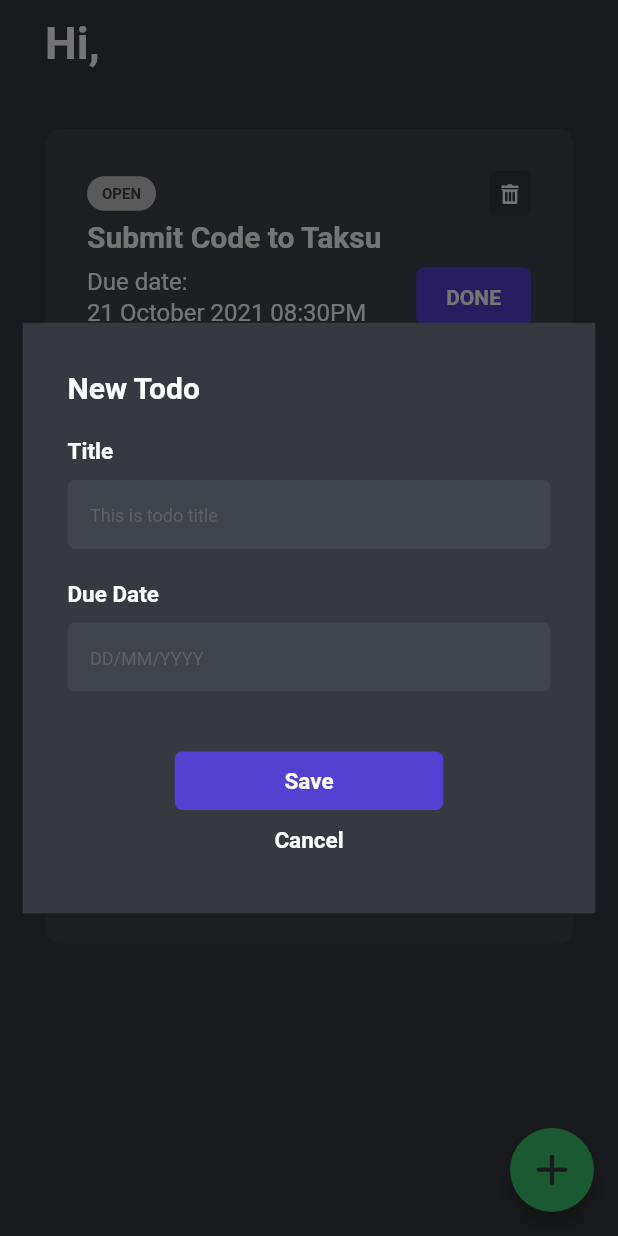
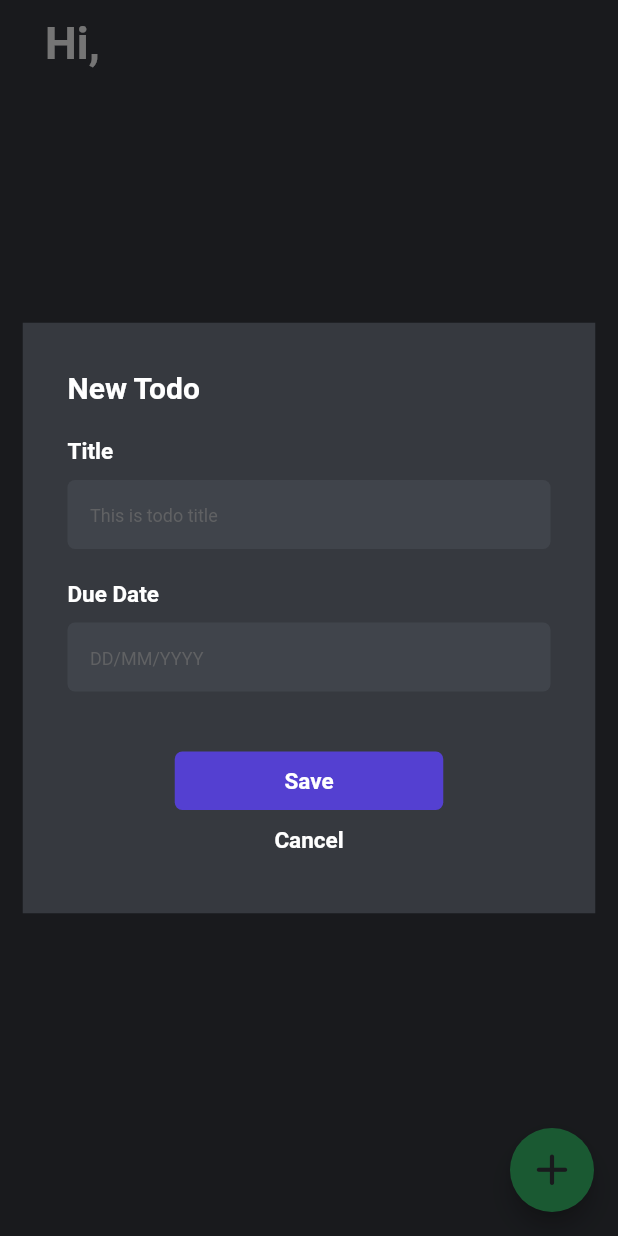
Before and after one commit to adhi-diatmika/taksu_challenge, a Flutter app: the HomeScreen screen opened directly with empty values, after a tap on the "add" icon, on a phone screen of 412 x 824 dp. Run offline on Flutter 3.47's test engine with Material 2 defaults, Android fonts, the phone set to English and light mode, and no system bars; our stand-ins replace flutter_datetime_picker, flutter_svg, google_fonts, sqflite; accounts and stored records are empty.

Commit message:
fetch todo list

```diff
--- /dev/null
+++ b/lib/databases/todo_db.dart
@@ -0,0 +1,56 @@
+import 'dart:io';
+
+import 'package:path_provider/path_provider.dart';
+import 'package:sqflite/sqflite.dart';
+import 'package:test_taksu/models/todo.dart';
+import 'package:path/path.dart';
+
+class TodoDB{
+  static const _databaseName = 'Todo.db';
+  static const _databaseVersion = 1;
+
+  TodoDB._();
+  static final TodoDB instance = TodoDB._();
+
+  Database? _database;
+
+  _onCreateDB(Database db, int version) async {
+    await db.execute(
+        '''
+        CREATE TABLE ${Todo.tblTodo}(
+          ${Todo.colId} INTEGER PRIMARY KEY,
+          ${Todo.colUserId} INT NOT NULL,
+          ${Todo.colTitle} TEXT NOT NULL,
+          ${Todo.colStatus} TEXT NOT NULL,
+          ${Todo.colDueDate} TEXT NOT NULL,
+          ${Todo.colCreatedAt} TEXT NOT NULL
+        )
+        '''
+    );
+  }
+
+  _initDatabase() async {
+    Directory dataDirectory = await getApplicationDocumentsDirectory();
+    String dbPath = join(dataDirectory.path, _databaseName);
+    return await openDatabase(dbPath, version: _databaseVersion, onCreate: _onCreateDB);
+  }
+
+  Future<Database?> get database async{
+    if(_database != null){
+      return _database;
+    }
+    _database = await _initDatabase();
+    return _database;
+  }
+
+  Future<int> insertMedia(Todo todo) async{
+    Database? db = await database;
+    return await db!.insert(Todo.tblTodo, todo.toMap());
+  }
+
+  Future<List<Todo>> fetchUser({int? userId}) async{
+    Database? db = await database;
+    List<Map> todos = await db!.rawQuery('SELECT * FROM ${Todo.tblTodo} WHERE ${Todo.colUserId}=?', [userId]);
+    return todos.isEmpty ? [] : todos.map((e) => Todo.fromMap(e)).toList();
+  }
+}
--- a/lib/databases/user_db.dart
+++ b/lib/databases/user_db.dart
@@ -20,7 +20,7 @@ class UserDB{
         CREATE TABLE ${User.tblUser}(
           ${User.colId} INTEGER PRIMARY KEY,
           ${User.colName} TEXT NOT NULL UNIQUE,
-          ${User.colCreatedAt} INT NOT NULL
+          ${User.colCreatedAt} TEXT NOT NULL
         )
         '''
     );
--- /dev/null
+++ b/lib/models/todo.dart
@@ -0,0 +1,47 @@
+//class for table to do
+class Todo{
+  static const tblTodo = 'todo';
+  static const colId = 'id';
+  static const colUserId = 'user_id';
+  static const colTitle = 'title';
+  static const colStatus = 'status';
+  static const colDueDate = 'due_date';
+  static const colCreatedAt = 'created_at';
+
+  int? id;
+  int? userId;
+  String? title;
+  String? status;
+  String? dueDate;
+  String? createdAt;
+
+  Todo({
+    this.id,
+    this.userId,
+    this.title,
+    this.status,
+    this.dueDate,
+    this.createdAt
+  });
+
+  Map<String, dynamic> toMap(){
+    var map = <String, dynamic>{
+      colId: id,
+      colUserId: userId,
+      colTitle: title,
+      colStatus: status,
+      colDueDate: dueDate,
+      colCreatedAt: createdAt
+    };
+    return map;
+  }
+
+  Todo.fromMap(Map<dynamic, dynamic> map){
+    id = map[colId];
+    userId = map[colUserId];
+    title = map[colTitle];
+    status = map[colStatus];
+    dueDate = map[colDueDate];
+    createdAt = map[colCreatedAt];
+  }
+}
--- a/lib/models/user.dart
+++ b/lib/models/user.dart
@@ -9,7 +9,11 @@ class User{
   String? name;
   String? createdAt;
 
-  User({this.id, this.name, this.createdAt});
+  User({
+    this.id,
+    this.name,
+    this.createdAt
+  });
 
   Map<String, dynamic> toMap(){
     var map = <String, dynamic>{
--- a/lib/screens/forms/add_todo.dart
+++ b/lib/screens/forms/add_todo.dart
@@ -1,10 +1,15 @@
 import 'package:flutter/material.dart';
+import 'package:test_taksu/models/user.dart';
 import 'package:test_taksu/services/colors.dart';
 import 'package:test_taksu/services/widget.dart';
 import 'package:flutter_datetime_picker/flutter_datetime_picker.dart';
 
 class AddTodo extends StatefulWidget {
-  const AddTodo({Key? key}) : super(key: key);
+  final User? initData;
+  const AddTodo({
+    Key? key,
+    this.initData
+  }) : super(key: key);
 
   @override
   _AddTodoState createState() => _AddTodoState();
--- a/lib/screens/home_screen.dart
+++ b/lib/screens/home_screen.dart
@@ -1,4 +1,6 @@
 import 'package:flutter/material.dart';
+import 'package:test_taksu/databases/todo_db.dart';
+import 'package:test_taksu/models/todo.dart';
 import 'package:test_taksu/models/user.dart';
 import 'package:test_taksu/screens/forms/add_todo.dart';
 import 'package:test_taksu/services/colors.dart';
@@ -34,6 +36,19 @@ class _HomeScreenState extends State<HomeScreen> {
     }
   ];
 
+  late TodoDB _todoDB;
+  Todo todo = Todo();
+  List<Todo> todos = [];
+
+  getTodoData() async{
+    List<Todo> listTodos = await _todoDB.fetchUser(userId: widget.initData!.id!);
+    if(mounted){
+      setState(() {
+        todos = listTodos;
+      });
+    }
+  }
+
   Color statusColor(String status){
     if(status == 'done'){
       return TaksuColor.primaryGreen();
@@ -45,16 +60,29 @@ class _HomeScreenState extends State<HomeScreen> {
   }
 
   @override
+  void initState() {
+    setState(() {
+      _todoDB = TodoDB.instance;
+    });
+    getTodoData();
+    super.initState();
+  }
+
+  @override
   Widget build(BuildContext context) {
     return Scaffold(
       backgroundColor: TaksuColor.primaryBG(),
       appBar: Wh.appBar(context,
         title: 'Hi, ' + widget.initData!.name!
       ),
-      body: ListView(
+      body: todos.isEmpty ? const Center(
+        child: TextCustom(
+          text: 'No Data',
+        ),
+      ) : ListView(
         padding: const EdgeInsets.only(top: 30),
-        children: List.generate(todoData.length, (index) {
-          var data = todoData[index];
+        children: List.generate(todos.length, (index) {
+          var data = todos[index];
           return WidSplash(
             margin: const EdgeInsets.only(left: 30, right: 30, bottom: 30),
             padding: const EdgeInsets.all(28),
@@ -67,14 +95,14 @@ class _HomeScreenState extends State<HomeScreen> {
                   mainAxisAlignment: MainAxisAlignment.spaceBetween,
                   children: [
                     WidSplash(
-                      color: statusColor(data['status']),
+                      color: statusColor(data.status!),
                       radius: BorderRadius.circular(30),
                       padding: const EdgeInsets.symmetric(vertical: 5, horizontal: 10),
                       child: TextCustom(
                         size: 10,
                         weight: FontWeight.bold,
-                        text: data['status'].toString().toUpperCase(),
-                        color: data['status'] == 'open' ? TaksuColor.primaryBlack() : TaksuColor.white(),
+                        text: data.status.toString().toUpperCase(),
+                        color: data.status == 'open' ? TaksuColor.primaryBlack() : TaksuColor.white(),
                       ),
                     ),
                     WidSplash(
@@ -88,7 +116,7 @@ class _HomeScreenState extends State<HomeScreen> {
                   ],
                 ),
                 TextCustom(
-                  text: data['title'],
+                  text: data.title,
                   size: 20,
                   weight: FontWeight.bold,
                 ),
@@ -104,13 +132,13 @@ class _HomeScreenState extends State<HomeScreen> {
                             size: 16,
                           ),
                           TextCustom(
-                            text: data['due_date'],
+                            text: data.dueDate,
                             size: 16,
                           ),
                         ],
                       ),
                     ),
-                    data['status'] == 'done' ? const SizedBox.shrink() : WidSplash(
+                    data.status == 'done' ? const SizedBox.shrink() : WidSplash(
                       color: TaksuColor.primaryPurple(),
                       radius: BorderRadius.circular(6),
                       padding: const EdgeInsets.symmetric(horizontal: 20, vertical: 11),
@@ -133,7 +161,10 @@ class _HomeScreenState extends State<HomeScreen> {
           Wh.dialog(
               context,
               child: const AddTodo(),
-              transparent: false
+              transparent: false,
+              then: (res){
+                getTodoData();
+              }
           );
         },
         child: Icon(
```
